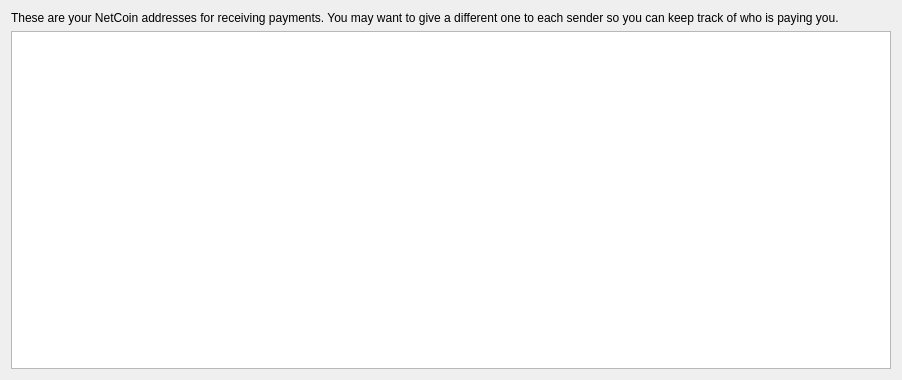
First picture: the form in src/qt/forms/networkpage.ui, repository mbirtwistle/net2, before the edit.
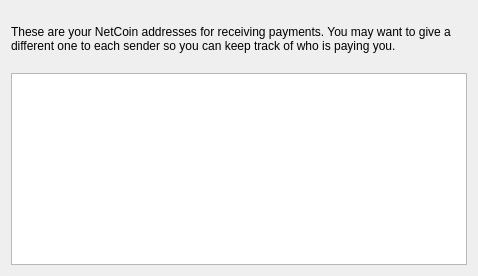
Second picture: the form after the edit. Icons and pictures are not drawn.

Patch:
```diff
--- a/src/qt/forms/networkpage.ui
+++ b/src/qt/forms/networkpage.ui
@@ -6,8 +6,8 @@
    <rect>
     <x>0</x>
     <y>0</y>
-    <width>902</width>
-    <height>380</height>
+    <width>478</width>
+    <height>276</height>
    </rect>
   </property>
   <property name="windowTitle">
@@ -17,8 +17,8 @@
    <string notr="true">QWidget 
 { background: url(:/images/bkg); } </string>
   </property>
-  <layout class="QVBoxLayout" name="verticalLayout">
-   <item>
+  <layout class="QGridLayout" name="gridLayout">
+   <item row="0" column="0">
     <widget class="QLabel" name="labelExplanation">
      <property name="text">
       <string>These are your NetCoin addresses for receiving payments. You may want to give a different one to each sender so you can keep track of who is paying you.</string>
@@ -31,8 +31,14 @@
      </property>
     </widget>
    </item>
-   <item>
+   <item row="1" column="0">
     <widget class="QTableView" name="tableView">
+     <property name="sizePolicy">
+      <sizepolicy hsizetype="Expanding" vsizetype="Fixed">
+       <horstretch>0</horstretch>
+       <verstretch>0</verstretch>
+      </sizepolicy>
+     </property>
      <property name="contextMenuPolicy">
       <enum>Qt::CustomContextMenu</enum>
      </property>
@@ -59,7 +65,7 @@
      </attribute>
     </widget>
    </item>
-   <item>
+   <item row="2" column="0">
     <layout class="QHBoxLayout" name="horizontalLayout"/>
    </item>
   </layout>
```
